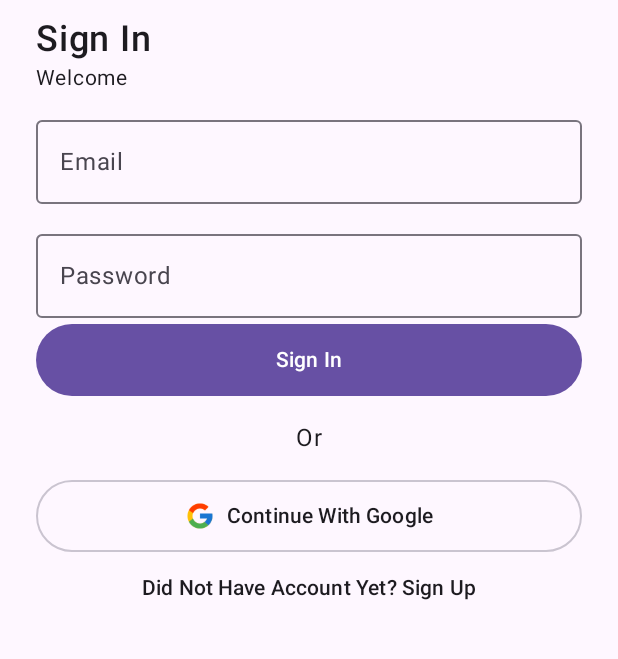
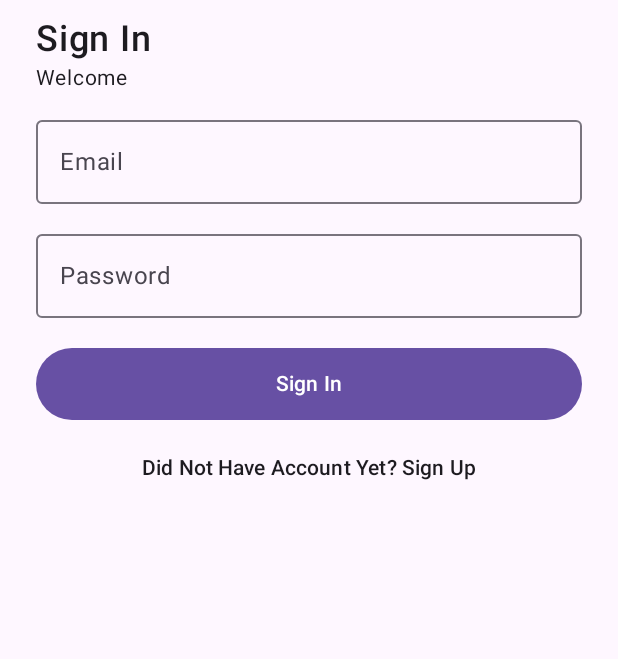
Before and after one commit to Akmlsybn/MyAura, an Android app built with Jetpack Compose: the @Preview function SignInPreview, on a phone screen of 412 x 824 dp, the part 196-855 px from its top. Run offline under Robolectric (Android 15) with nearby library versions, the phone set to English and light mode, and no system bars; our stand-ins replace Dagger/Hilt's generated code, Firebase (no records; nobody signed in at launch, a user with empty details on screens opened directly), Room's generated code.

Commit message:
fix bug article list dan login di buat tanpa google

```diff
--- a/app/src/main/java/com/example/myaura/ui/login/SignInScreen.kt
+++ b/app/src/main/java/com/example/myaura/ui/login/SignInScreen.kt
@@ -56,7 +56,7 @@ fun SignIn(
     Column(
         modifier = Modifier
             .fillMaxSize()
-            .background(MaterialTheme.colorScheme.background)
+            .background(MaterialTheme.colorScheme.background) // Gunakan warna background dari tema
             .padding(24.dp)
             .verticalScroll(scrollState),
         horizontalAlignment = Alignment.CenterHorizontally,
@@ -67,7 +67,7 @@ fun SignIn(
         Text(
             text = stringResource(R.string.app_name),
             fontSize = 36.sp,
-            color = MaterialTheme.colorScheme.primary,
+            color = MaterialTheme.colorScheme.primary, // Gunakan warna primary dari tema
             modifier = Modifier.align(Alignment.Start)
         )
         Spacer(modifier = Modifier.height(12.dp))
@@ -98,6 +98,7 @@ fun SignIn(
             singleLine = true,
             visualTransformation = PasswordVisualTransformation()
         )
+        Spacer(modifier = Modifier.height(16.dp))
         Button(
             onClick = { viewModel.onSignInClicked(email, password) },
             modifier = Modifier
@@ -112,25 +113,9 @@ fun SignIn(
             Text(stringResource(R.string.SignIn), fontWeight = FontWeight.SemiBold)
         }
 
-        Spacer(modifier = Modifier.height(16.dp))
-        Text(stringResource(R.string.Or), color = MaterialTheme.colorScheme.onBackground)
-        Spacer(modifier = Modifier.height(16.dp))
-        OutlinedButton(
-            onClick = {},
-            modifier = Modifier
-                .fillMaxWidth()
-                .height(48.dp)
-        ) {
-            Image(
-                painter = painterResource(id = R.drawable.google),
-                contentDescription = "Google Icon",
-                modifier = Modifier.size(20.dp)
-            )
-            Spacer(modifier = Modifier.width(8.dp))
-            Text(stringResource(R.string.Google), color = MaterialTheme.colorScheme.onSurface)
-        }
         TextButton(
-            onClick = { navController.navigate("signup") }
+            onClick = { navController.navigate("signup") },
+            modifier = Modifier.padding(top = 8.dp)
         ) {
             Text(stringResource(R.string.SignUp_3), color = MaterialTheme.colorScheme.onBackground)
         }
```
Also changed, not shown: app/src/main/java/com/example/myaura/MainActivity.kt (+9 -0 lines), app/src/main/java/com/example/myaura/ui/profile/article/ArticleDetailViewModel.kt (+2 -6 lines), app/src/main/java/com/example/myaura/ui/profile/article/ArticleListScreen.kt (+63 -3 lines), app/src/main/java/com/example/myaura/ui/profile/article/ArticleListViewModel.kt (+26 -2 lines).
